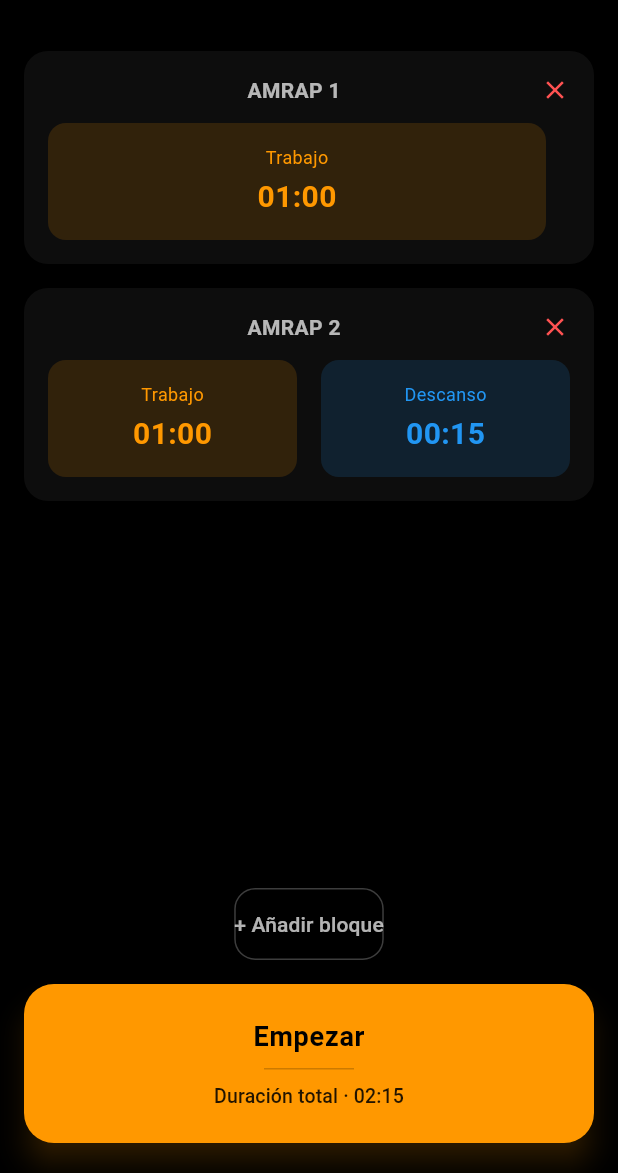
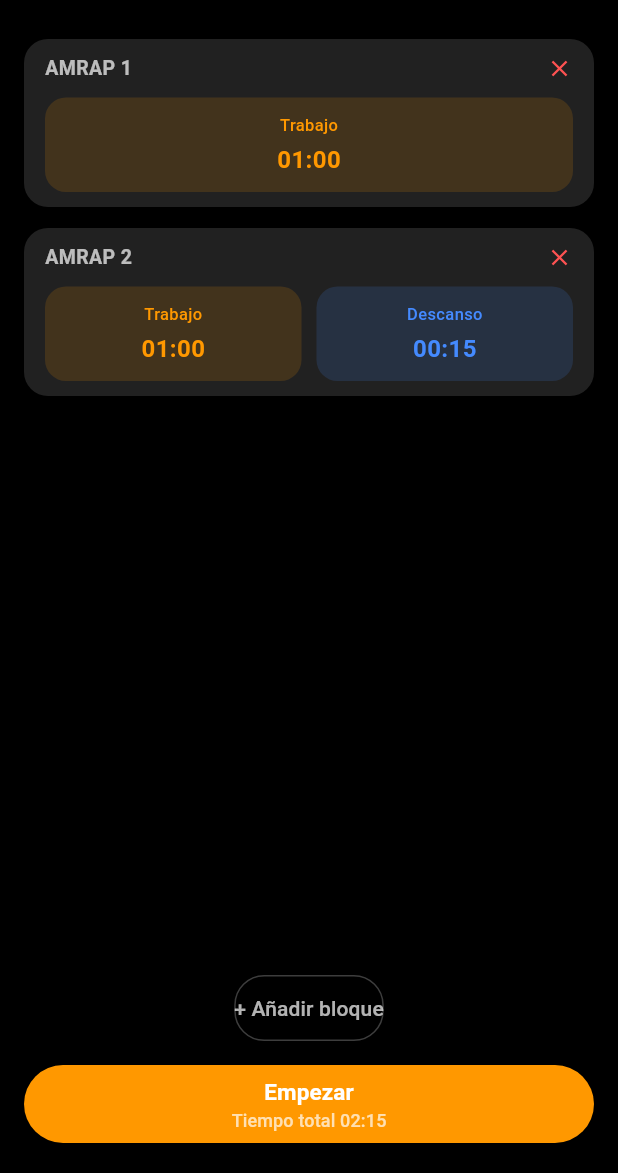
Before and after one commit to tbtkd/smartwod, a Flutter app: the AmrapConfigScreen screen opened directly, after a tap on "+ Añadir bloque", on a phone screen of 412 x 824 dp, the part 63-1236 px from its top. Run offline on Flutter 3.47's test engine with Material 3 defaults, Android fonts, the phone set to English and light mode, and no system bars; our stand-ins replace audioplayers.

Commit message:
Implement auto-scrolling and UI enhancements in AmrapConfigScreen and AmrapBlockCard
- Added a ScrollController to AmrapConfigScreen for automatic scrolling when new blocks are added.
- Updated AmrapBlockCard layout for improved spacing and visual consistency.
- Refactored button styles for a more compact design and better user experience.
- Enhanced the time display in AmrapBlockCard for clearer interaction with work and rest times.

-- Mejoras en la interfaz de usuario y funcionalidad de desplazamiento automático al agregar bloques --

```diff
--- a/lib/screens/amrap_config_screen.dart
+++ b/lib/screens/amrap_config_screen.dart
@@ -18,6 +18,9 @@ class _AmrapConfigScreenState
   final List<AmrapBlock> _blocks = [
     AmrapBlock(workSeconds: 60, restSeconds: null),
   ];
+
+  final ScrollController _scrollController =
+      ScrollController();
 
   // =============================
   // UTIL
@@ -151,7 +154,7 @@ class _AmrapConfigScreenState
   }
 
   // =============================
-  // AÑADIR BLOQUE
+  // AÑADIR BLOQUE CON AUTO SCROLL
   // =============================
 
   void _addBlock() {
@@ -163,6 +166,21 @@ class _AmrapConfigScreenState
         ),
       );
     });
+
+    Future.delayed(
+      const Duration(milliseconds: 200),
+      () {
+        if (_scrollController.hasClients) {
+          _scrollController.animateTo(
+            _scrollController
+                .position.maxScrollExtent,
+            duration:
+                const Duration(milliseconds: 300),
+            curve: Curves.easeOut,
+          );
+        }
+      },
+    );
   }
 
   // =============================
@@ -177,6 +195,16 @@ class _AmrapConfigScreenState
             TimerScreen(blocks: _blocks),
       ),
     );
+  }
+
+  // =============================
+  // DISPOSE
+  // =============================
+
+  @override
+  void dispose() {
+    _scrollController.dispose();
+    super.dispose();
   }
 
   // =============================
@@ -204,6 +232,7 @@ class _AmrapConfigScreenState
             // LISTA DE BLOQUES
             Expanded(
               child: ListView.builder(
+                controller: _scrollController,
                 padding:
                     const EdgeInsets.symmetric(
                   horizontal: 16,
@@ -253,12 +282,12 @@ class _AmrapConfigScreenState
                   padding:
                       const EdgeInsets
                           .symmetric(
-                              vertical: 14),
+                              vertical: 12),
                   shape:
                       RoundedRectangleBorder(
                     borderRadius:
                         BorderRadius.circular(
-                            14),
+                            20),
                   ),
                 ),
                 child: const Text(
@@ -270,15 +299,16 @@ class _AmrapConfigScreenState
               ),
             ),
 
-            const SizedBox(height: 16),
+            const SizedBox(height: 14),
 
-            // BOTÓN EMPEZAR REDISEÑADO
+            // BOTÓN EMPEZAR COMPACTO
             Padding(
               padding:
                   const EdgeInsets.symmetric(
                       horizontal: 16),
               child: SizedBox(
                 width: double.infinity,
+                height: 52,
                 child: ElevatedButton(
                   onPressed:
                       _startWorkout,
@@ -287,67 +317,30 @@ class _AmrapConfigScreenState
                           .styleFrom(
                     backgroundColor:
                         Colors.orange,
-                    elevation: 8,
-                    shadowColor: Colors
-                        .orange
-                        .withOpacity(0.4),
-                    padding:
-                        const EdgeInsets
-                            .symmetric(
-                      vertical: 22,
-                      horizontal: 16,
-                    ),
+                    elevation: 4,
                     shape:
                         RoundedRectangleBorder(
                       borderRadius:
                           BorderRadius
-                              .circular(20),
+                              .circular(30),
                     ),
                   ),
                   child: Column(
-                    mainAxisSize:
-                        MainAxisSize.min,
+                    mainAxisAlignment: MainAxisAlignment.center,
                     children: [
-
                       const Text(
                         'Empezar',
-                        style:
-                            TextStyle(
-                          fontWeight:
-                              FontWeight
-                                  .w700,
-                          fontSize: 18,
-                          color:
-                              Colors.black,
-                          letterSpacing:
-                              0.5,
+                        style: TextStyle(
+                          fontWeight: FontWeight.w600,
+                          fontSize: 15,
+                          color: Colors.white,
                         ),
                       ),
-
-                      const SizedBox(
-                          height: 8),
-
-                      Container(
-                        height: 1,
-                        width: 60,
-                        color: Colors.black
-                            .withOpacity(
-                                0.2),
-                      ),
-
-                      const SizedBox(
-                          height: 8),
-
                       Text(
-                        'Duración total · ${_formatTime(_totalSeconds)}',
-                        style:
-                            const TextStyle(
-                          fontSize: 13,
-                          fontWeight:
-                              FontWeight
-                                  .w500,
-                          color: Colors
-                              .black87,
+                        'Tiempo total ${_formatTime(_totalSeconds)}',
+                        style: const TextStyle(
+                          fontSize: 12,
+                          color: Colors.white70,
                         ),
                       ),
                     ],
--- a/lib/screens/widgets/amrap_block_card.dart
+++ b/lib/screens/widgets/amrap_block_card.dart
@@ -4,137 +4,140 @@ class AmrapBlockCard extends StatelessWidget {
   final int index;
   final String workTime;
   final String? restTime;
+
   final VoidCallback onEditWork;
-  final VoidCallback onEditRest;
+  final VoidCallback? onEditRest;
   final VoidCallback onDelete;
 
   const AmrapBlockCard({
     super.key,
     required this.index,
     required this.workTime,
+    this.restTime,
     required this.onEditWork,
-    required this.onEditRest,
+    this.onEditRest,
     required this.onDelete,
-    this.restTime,
   });
 
   @override
   Widget build(BuildContext context) {
     return Container(
-      margin: const EdgeInsets.symmetric(vertical: 8),
-      padding: const EdgeInsets.all(16),
+      margin: const EdgeInsets.only(bottom: 14),
+      padding: const EdgeInsets.symmetric(
+        horizontal: 14,
+        vertical: 10,
+      ),
       decoration: BoxDecoration(
-        color: Colors.white.withOpacity(0.05),
+        color: Colors.grey[900],
         borderRadius: BorderRadius.circular(16),
       ),
       child: Column(
-        crossAxisAlignment: CrossAxisAlignment.start,
+        crossAxisAlignment:
+            CrossAxisAlignment.start,
         children: [
 
-          // HEADER CENTRADO + X
+          // HEADER
           Row(
+            mainAxisAlignment:
+                MainAxisAlignment.spaceBetween,
             children: [
-              Expanded(
-                child: Center(
-                  child: Text(
+              Text(
                 'AMRAP ${index + 1}',
                 style: const TextStyle(
                   color: Colors.white70,
+                  fontSize: 13,
                   fontWeight: FontWeight.w600,
-                    ),
-                  ),
                 ),
               ),
               GestureDetector(
                 onTap: onDelete,
                 child: const Icon(
                   Icons.close,
+                  size: 18,
                   color: Colors.redAccent,
-                  size: 20,
                 ),
               ),
             ],
           ),
 
-          const SizedBox(height: 12),
+          const SizedBox(height: 10),
 
+          // CONTENIDO
           Row(
             children: [
 
               // TRABAJO
               Expanded(
-                child: GestureDetector(
+                child: _timeBox(
+                  label: 'Trabajo',
+                  time: workTime,
+                  color: Colors.orange,
                   onTap: onEditWork,
+                ),
+              ),
+
+              if (restTime != null) ...[
+                const SizedBox(width: 10),
+
+                // DESCANSO
+                Expanded(
+                  child: _timeBox(
+                    label: 'Descanso',
+                    time: restTime!,
+                    color: Colors.blueAccent,
+                    onTap: onEditRest,
+                  ),
+                ),
+              ],
+            ],
+          ),
+        ],
+      ),
+    );
+  }
+
+  Widget _timeBox({
+    required String label,
+    required String time,
+    required Color color,
+    required VoidCallback? onTap,
+  }) {
+    return GestureDetector(
+      onTap: onTap,
       child: Container(
-                    padding: const EdgeInsets.symmetric(vertical: 14),
+        padding: const EdgeInsets.symmetric(
+          horizontal: 14,
+          vertical: 10,
+        ),
         decoration: BoxDecoration(
-                      color: Colors.orange.withOpacity(0.15),
-                      borderRadius: BorderRadius.circular(12),
+          color: color.withOpacity(0.15),
+          borderRadius:
+              BorderRadius.circular(14),
         ),
         child: Column(
+          crossAxisAlignment:
+              CrossAxisAlignment.center,
           children: [
-                        const Text(
-                          'Trabajo',
+            Text(
+              label,
               style: TextStyle(
-                            color: Colors.orange,
-                            fontSize: 12,
+                color: color,
+                fontSize: 11,
+                fontWeight: FontWeight.w500,
               ),
             ),
             const SizedBox(height: 4),
             Text(
-                          workTime,
-                          style: const TextStyle(
-                            color: Colors.orange,
-                            fontSize: 20,
+              time,
+              style: TextStyle(
+                color: color,
+                fontSize: 16,
                 fontWeight: FontWeight.bold,
               ),
             ),
           ],
         ),
       ),
-                ),
-              ),
-
-              const SizedBox(width: 16),
-
-              // DESCANSO
-              if (restTime != null)
-                Expanded(
-                  child: GestureDetector(
-                    onTap: onEditRest,
-                    child: Container(
-                      padding: const EdgeInsets.symmetric(vertical: 14),
-                      decoration: BoxDecoration(
-                        color: Colors.blue.withOpacity(0.15),
-                        borderRadius: BorderRadius.circular(12),
-                      ),
-                      child: Column(
-                        children: [
-                          const Text(
-                            'Descanso',
-                            style: TextStyle(
-                              color: Colors.blue,
-                              fontSize: 12,
-                            ),
-                          ),
-                          const SizedBox(height: 4),
-                          Text(
-                            restTime!,
-                            style: const TextStyle(
-                              color: Colors.blue,
-                              fontSize: 20,
-                              fontWeight: FontWeight.bold,
-                            ),
-                          ),
-                        ],
-                      ),
-                    ),
-                  ),
-                ),
-            ],
-          ),
-        ],
-      ),
     );
   }
 }
```
Lines whose indentation alone changed are shown as unchanged.
